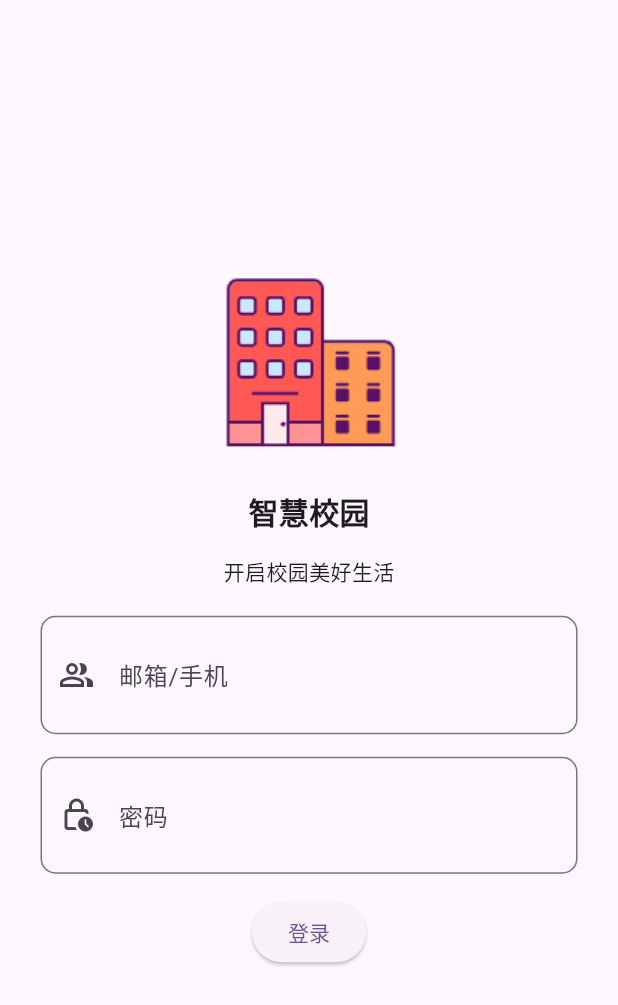
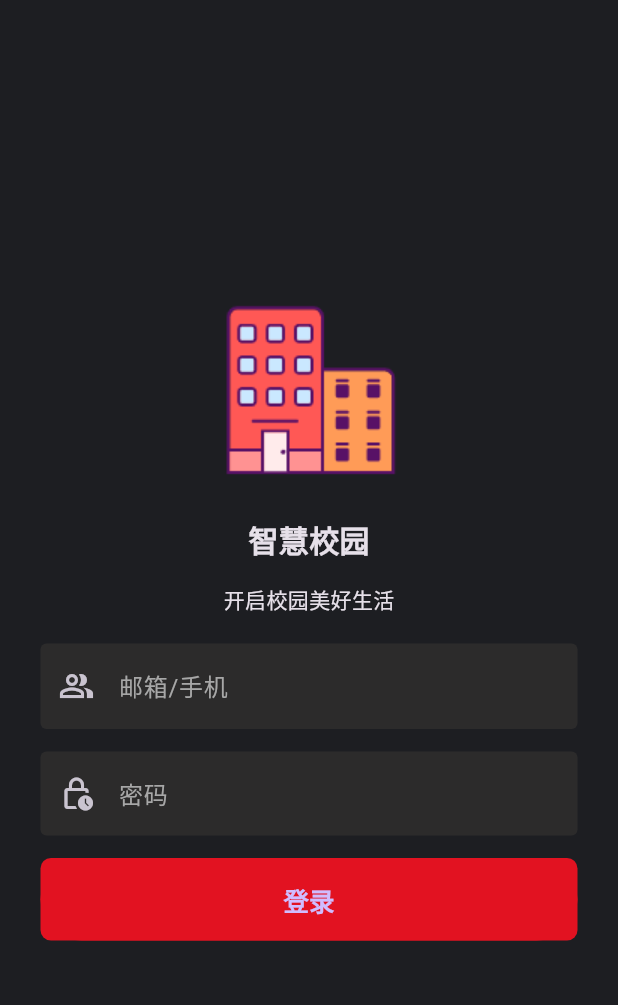
Before and after one commit to wqh66886/smart_school_app, a Flutter app: the screen it shows after launch, on a phone screen of 412 x 824 dp. Shown: the top 1005 px of the screen. Run offline on Flutter 3.47's test engine with Material 3 defaults, Android fonts, the phone set to English and light mode, and no system bars.

Commit message:
优化前端

```diff
--- /dev/null
+++ b/smart_school_mobile/lib/core/configs/theme/app_colors.dart
@@ -0,0 +1,9 @@
+
+
+import 'package:flutter/material.dart';
+
+class AppColors {
+  static const primary = Color(0xffE21221);
+  static const background = Color(0xff1D1E22);
+  static const secondBackground = Color(0xff181A20);
+}
--- /dev/null
+++ b/smart_school_mobile/lib/core/configs/theme/app_theme.dart
@@ -0,0 +1,35 @@
+import 'package:flutter/material.dart';
+import 'package:smart_school_mobile/core/configs/theme/app_colors.dart';
+
+class AppTheme {
+  static final appTheme = ThemeData(
+    primaryColor: AppColors.primary,
+    scaffoldBackgroundColor: AppColors.background,
+    brightness: Brightness.dark,
+    snackBarTheme: const SnackBarThemeData(
+      backgroundColor: AppColors.background,
+      contentTextStyle: TextStyle(color: Colors.white),
+    ),
+    inputDecorationTheme: InputDecorationTheme(
+      filled: true,
+      fillColor: const Color(0xff2C2B2B),
+      hintStyle: const TextStyle(
+        color: Color(0xffA7A7A7),
+        fontWeight: FontWeight.w400,
+      ),
+      contentPadding: const EdgeInsets.all(16),
+      border: OutlineInputBorder(
+          borderRadius: BorderRadius.circular(4), borderSide: BorderSide.none),
+      enabledBorder: OutlineInputBorder(
+          borderRadius: BorderRadius.circular(4), borderSide: BorderSide.none),
+    ),
+    elevatedButtonTheme: ElevatedButtonThemeData(
+      style: ElevatedButton.styleFrom(
+        backgroundColor: AppColors.primary,
+        elevation: 0,
+        textStyle: const TextStyle(fontSize: 16, fontWeight: FontWeight.w400),
+        shape: RoundedRectangleBorder(borderRadius: BorderRadius.circular(100)),
+      ),
+    ),
+  );
+}
--- a/smart_school_mobile/lib/main.dart
+++ b/smart_school_mobile/lib/main.dart
@@ -1,4 +1,5 @@
 import 'package:flutter/material.dart';
+import 'package:smart_school_mobile/core/configs/theme/app_theme.dart';
 import 'package:smart_school_mobile/pages/auth/sign_in_page.dart';
 
 void main() {
@@ -7,29 +8,12 @@ void main() {
 
 class MyApp extends StatelessWidget {
   const MyApp({super.key});
-  _border([Color color = Colors.grey]) => OutlineInputBorder(
-    borderRadius: BorderRadius.circular(10),
-    borderSide: BorderSide(
-      color: Colors.grey,
-      width: 3
-    )
-  );
   // This widget is the root of your application.
   @override
   Widget build(BuildContext context) {
     return MaterialApp(
-      title: 'smart school',
       debugShowCheckedModeBanner: false,
-      theme: ThemeData(
-        colorScheme: ColorScheme.fromSeed(seedColor: Colors.deepPurple),
-        useMaterial3: true,
-        inputDecorationTheme: InputDecorationTheme(
-          contentPadding: EdgeInsets.all(27),
-          border: _border(),
-          focusedBorder: _border(),
-          errorBorder: _border(Colors.redAccent),
-        ),
-      ),
+      theme: AppTheme.appTheme,
       home: const SignInPage(),
     );
   }
--- a/smart_school_mobile/lib/pages/auth/sign_in_page.dart
+++ b/smart_school_mobile/lib/pages/auth/sign_in_page.dart
@@ -1,4 +1,5 @@
 import 'package:flutter/material.dart';
+import 'package:smart_school_mobile/widgets/auth_gradient_button.dart';
 import 'package:smart_school_mobile/widgets/text_editing.dart';
 
 class SignInPage extends StatefulWidget {
@@ -21,20 +22,44 @@ class _SignInPageState extends State<SignInPage> {
           mainAxisAlignment: MainAxisAlignment.center,
           children: [
             Image.asset("assets/images/school.png"),
-            SizedBox(height: 20,),
-            Text("智慧校园",style: TextStyle(
-              fontSize: 20,
-              fontWeight: FontWeight.bold,
+            SizedBox(
+              height: 20,
+            ),
+            Text(
+              "智慧校园",
+              style: TextStyle(
+                fontSize: 20,
+                fontWeight: FontWeight.bold,
               ),
             ),
-            SizedBox(height: 15,),
-            Text("开启校园美好生活",style: TextStyle(fontSize: 14,fontWeight: FontWeight.w400)),
-            SizedBox(height: 20,),
-            TextEditing(hintText: "邮箱/手机", prefixIcon: Icons.people_alt_outlined , controller: textController),
-            SizedBox(height: 15,),
-            TextEditing(hintText: "密码", prefixIcon: Icons.lock_clock_outlined , controller: passwordController,isObscureText: true,),
-            SizedBox(height: 15,),
-            ElevatedButton(onPressed: (){}, child: Text("登录")),
+            SizedBox(
+              height: 15,
+            ),
+            Text("开启校园美好生活",
+                style: TextStyle(fontSize: 14, fontWeight: FontWeight.w400)),
+            SizedBox(
+              height: 20,
+            ),
+            TextEditing(
+                hintText: "邮箱/手机",
+                prefixIcon: Icons.people_alt_outlined,
+                controller: textController),
+            SizedBox(
+              height: 15,
+            ),
+            TextEditing(
+              hintText: "密码",
+              prefixIcon: Icons.lock_clock_outlined,
+              controller: passwordController,
+              isObscureText: true,
+            ),
+            SizedBox(
+              height: 15,
+            ),
+            AuthGradientButton(
+              onPressed: () {},
+              buttonText: "登录",
+            ),
           ],
         ),
       ),
--- /dev/null
+++ b/smart_school_mobile/lib/widgets/auth_gradient_button.dart
@@ -0,0 +1,37 @@
+import 'package:flutter/material.dart';
+import 'package:smart_school_mobile/core/configs/theme/app_colors.dart';
+
+class AuthGradientButton extends StatelessWidget {
+  final String buttonText;
+  final VoidCallback onPressed;
+
+  const AuthGradientButton(
+      {super.key, required this.buttonText, required this.onPressed});
+
+  @override
+  Widget build(BuildContext context) {
+    return Container(
+      width: double.infinity,
+      height: 55,
+      decoration: BoxDecoration(
+        gradient: LinearGradient(
+          colors: [AppColors.primary, AppColors.primary],
+          begin: Alignment.topLeft,
+          end: Alignment.bottomRight,
+        ),
+        borderRadius: BorderRadius.circular(7),
+      ),
+      child: ElevatedButton(
+        onPressed: () {},
+        style: ElevatedButton.styleFrom(
+          backgroundColor: AppColors.primary,
+          shadowColor: AppColors.primary,
+        ),
+        child: Text(
+          buttonText,
+          style: TextStyle(fontSize: 17, fontWeight: FontWeight.w600),
+        ),
+      ),
+    );
+  }
+}
```
